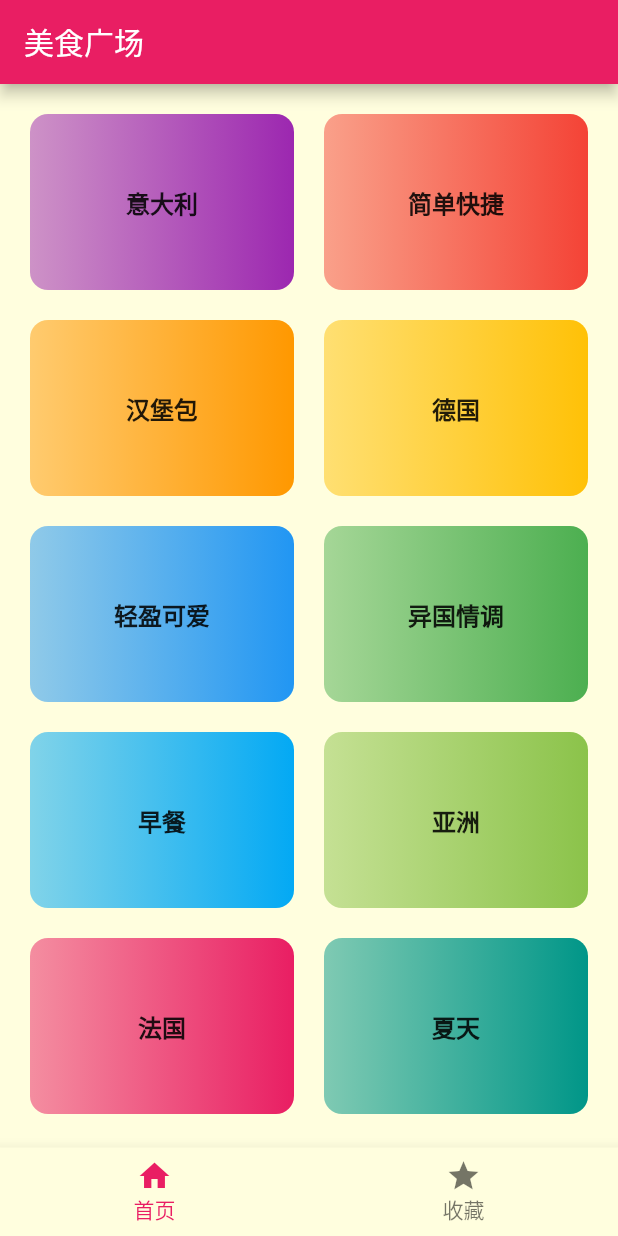
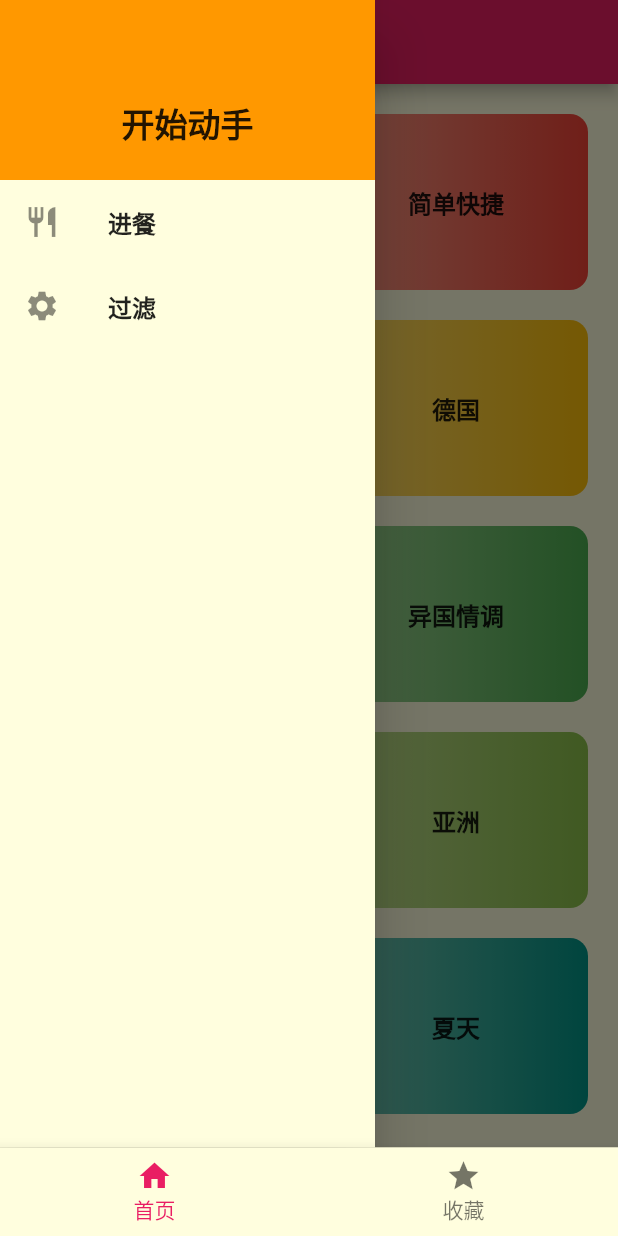
Before and after one commit to Dqc117266/favorcate, a Flutter app: the screen it shows after launch, with the side drawer open (before the commit the screen has no drawer), on a phone screen of 412 x 824 dp. Run offline on Flutter 3.47's test engine with Material 3 defaults, Android fonts, the phone set to English and light mode, and no system bars.

Commit message:
添加新功能

```diff
--- a/lib/ui/pages/detail/detail_content.dart
+++ b/lib/ui/pages/detail/detail_content.dart
@@ -22,7 +22,7 @@ class DetailContent extends StatelessWidget {
   }
 
   Widget buildBannerImage() {
-    return Image.network(_meal.imageUrl!);
+    return Container(width: double.infinity, child: Image.network(_meal.imageUrl!));
   }
 
   Widget buildMakeMaterial(BuildContext context) {
--- a/lib/ui/pages/favor/favor.dart
+++ b/lib/ui/pages/favor/favor.dart
@@ -1,3 +1,4 @@
+import 'package:favorcate/ui/pages/favor/favor_content.dart';
 import 'package:flutter/material.dart';
 
 class FavorScreen extends StatelessWidget {
@@ -7,9 +8,7 @@ class FavorScreen extends StatelessWidget {
   Widget build(BuildContext context) {
     return Scaffold(
       appBar: AppBar(title: Text("我的收藏"),),
-      body: Text(
-        "我的收藏",
-      ),
+      body: FavorContent(),
     );
   }
 }
--- /dev/null
+++ b/lib/ui/pages/home/homde_drawer.dart
@@ -0,0 +1,44 @@
+import 'package:flutter/material.dart';
+
+class HomeDrawer extends StatelessWidget {
+  const HomeDrawer({super.key});
+
+  @override
+  Widget build(BuildContext context) {
+    return Container(
+      width: 250,
+      child: Drawer(
+        child: Column(
+          children: [
+            buildHeaderView(context),
+            buildListTile(context, Icon(Icons.restaurant), "进餐", () {
+              Navigator.of(context).pop();
+            }),
+            buildListTile(context, Icon(Icons.settings), "过滤", () {
+
+            }),
+          ],
+        ),
+      ),
+    );
+  }
+
+  Widget buildHeaderView(BuildContext context) {
+    return Container(
+      width: double.infinity,
+      height: 120,
+      alignment: Alignment(0, 0.5),
+      color: Colors.orange,
+      child: Text("开始动手", style: Theme.of(context).textTheme.displayMedium!.copyWith(fontWeight: FontWeight.bold),),
+    );
+  }
+
+  Widget buildListTile(BuildContext context, Widget icon, String title, Function handler) {
+    return ListTile(
+      leading: icon,
+      title: Text(title, style: Theme.of(context).textTheme.displaySmall!.copyWith(fontWeight: FontWeight.bold),),
+        onTap: () => handler(),
+    );
+  }
+
+}
--- a/lib/ui/pages/home/home.dart
+++ b/lib/ui/pages/home/home.dart
@@ -1,5 +1,7 @@
+import 'package:favorcate/ui/pages/home/homde_drawer.dart';
 import 'package:flutter/material.dart';
 
+import 'home_app_bar.dart';
 import 'home_content.dart';
 
 class HomeScreen extends StatelessWidget {
@@ -8,8 +10,9 @@ class HomeScreen extends StatelessWidget {
   @override
   Widget build(BuildContext context) {
     return Scaffold(
-      appBar: AppBar(title: Text("美食广场"),),
+      appBar: HomeAppBar(context),
       body: HomeConetnt(),
+      drawer: HomeDrawer(),
     );
   }
 }
--- a/lib/ui/pages/main/main.dart
+++ b/lib/ui/pages/main/main.dart
@@ -14,7 +14,6 @@ class MainScreen extends StatefulWidget {
 
 class _MainScreenState extends State<MainScreen> {
   int _currentIndex = 0;
-
 
   @override
   Widget build(BuildContext context) {
```
Also changed, not shown: lib/core/viewmodel/favor_view_model.dart (added, +35 -0 lines), lib/main.dart (+6 -2 lines), lib/ui/pages/detail/detail_floating_button.dart (added, +32 -0 lines), lib/ui/pages/detail/detail_screen.dart (+4 -5 lines), lib/ui/pages/favor/favor_content.dart (added, +20 -0 lines), lib/ui/pages/home/home_app_bar.dart (added, +19 -0 lines), lib/ui/widgets/meal_item.dart (+37 -3 lines), lib/ui/widgets/operation_item.dart (+7 -2 lines).
